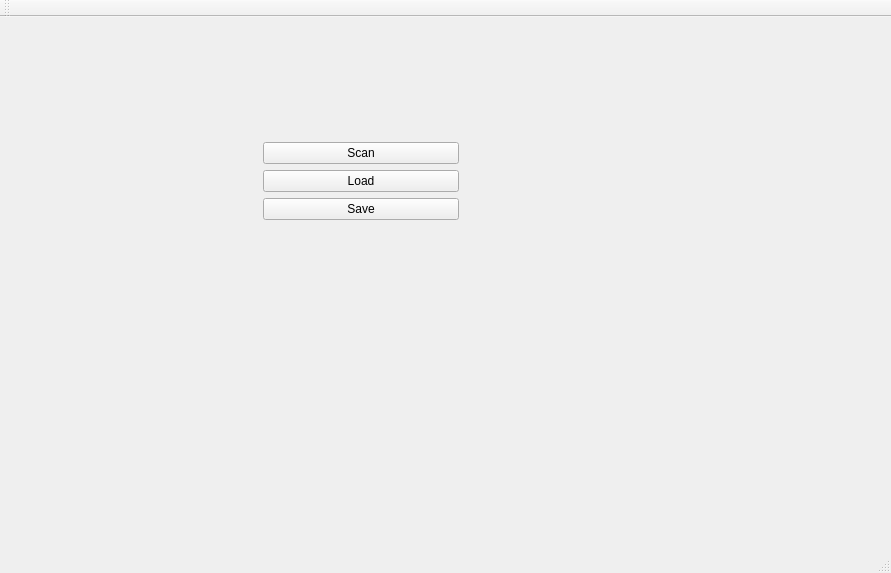
Before: the Qt Designer form mainwindow.ui in anates/Spectro, drawn with Qt 5.
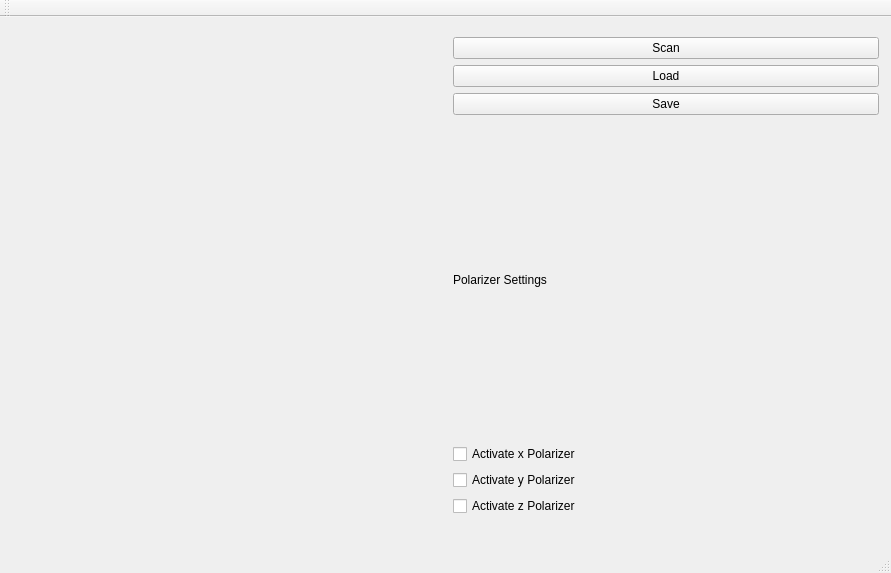
After: the same form once the commit is applied. Custom widgets are drawn as their Qt base class.

Commit message: Added Polarizer settings

```diff
--- a/mainwindow.ui
+++ b/mainwindow.ui
@@ -17,10 +17,10 @@
    <widget class="QWidget" name="gridLayoutWidget">
     <property name="geometry">
      <rect>
-      <x>49</x>
-      <y>19</y>
-      <width>421</width>
-      <height>291</height>
+      <x>9</x>
+      <y>9</y>
+      <width>881</width>
+      <height>501</height>
      </rect>
     </property>
     <layout class="QGridLayout" name="gridLayout">
@@ -36,13 +36,6 @@
          </property>
         </widget>
        </item>
-       <item row="0" column="0">
-        <widget class="QPushButton" name="scanButton">
-         <property name="text">
-          <string>Scan</string>
-         </property>
-        </widget>
-       </item>
        <item row="2" column="0">
         <widget class="QPushButton" name="saveButton">
          <property name="text">
@@ -50,6 +43,45 @@
          </property>
         </widget>
        </item>
+       <item row="0" column="0">
+        <widget class="QPushButton" name="scanButton">
+         <property name="text">
+          <string>Scan</string>
+         </property>
+        </widget>
+       </item>
+       <item row="3" column="0">
+        <layout class="QVBoxLayout" name="verticalLayout">
+         <item>
+          <widget class="QLabel" name="PolSettings">
+           <property name="text">
+            <string>Polarizer Settings</string>
+           </property>
+          </widget>
+         </item>
+         <item>
+          <widget class="QCheckBox" name="xPol">
+           <property name="text">
+            <string>Activate x Polarizer</string>
+           </property>
+          </widget>
+         </item>
+         <item>
+          <widget class="QCheckBox" name="yPol">
+           <property name="text">
+            <string>Activate y Polarizer</string>
+           </property>
+          </widget>
+         </item>
+         <item>
+          <widget class="QCheckBox" name="zPol">
+           <property name="text">
+            <string>Activate z Polarizer</string>
+           </property>
+          </widget>
+         </item>
+        </layout>
+       </item>
       </layout>
      </item>
     </layout>
```
The commit also changes 6 other files.
